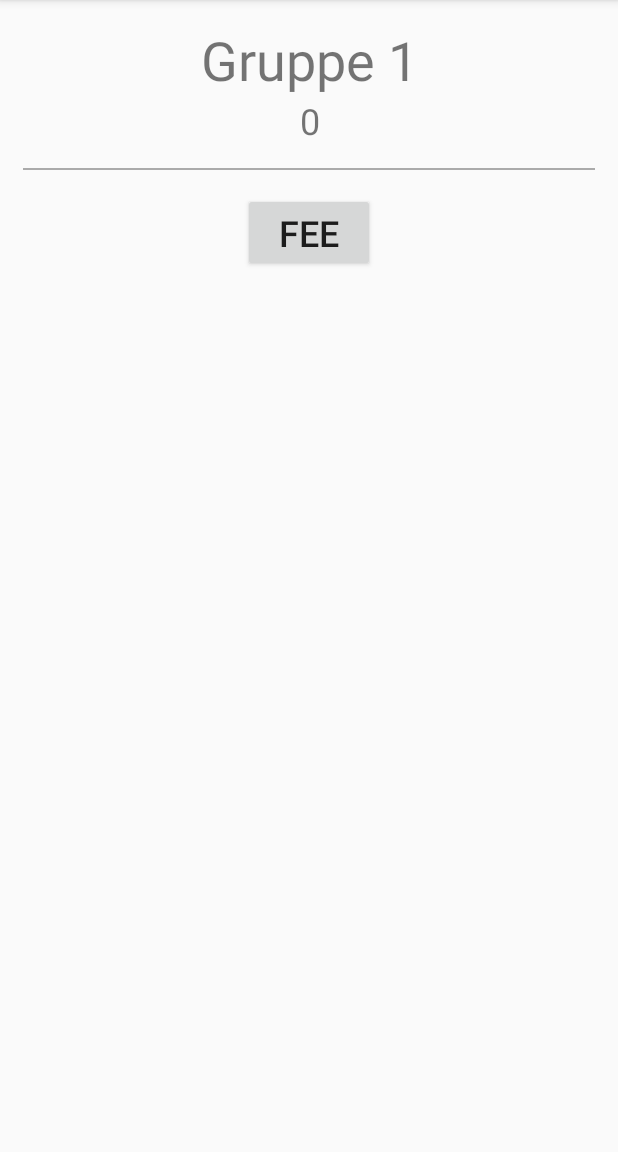
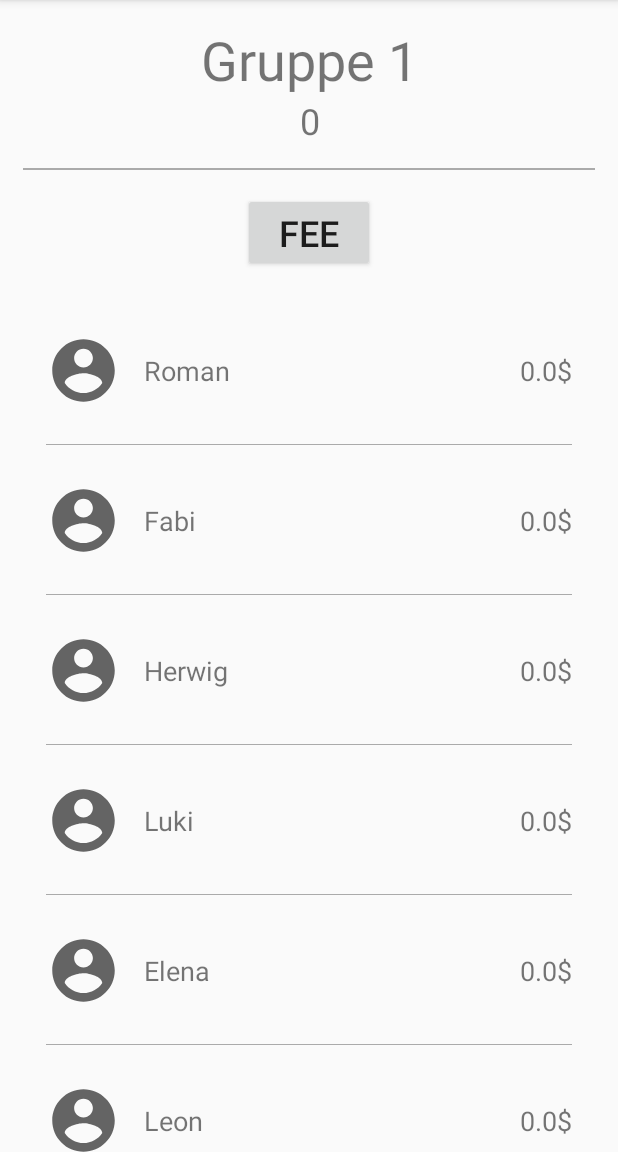
Before and after one commit to SgtGraf/Feeasy, an Android app: the screen it shows after launch (GroupActivity), after a tap on "Gruppe 1", on a phone screen of 412 x 824 dp, the part 84-1236 px from its top. Run offline under Robolectric (Android 15) with nearby library versions, the phone set to English and light mode, and no system bars.

Commit message:
Add AdapterView for GroupActivity

```diff
--- /dev/null
+++ b/app/src/main/java/com/example/feeasy/AdapterMembers.java
@@ -0,0 +1,67 @@
+package com.example.feeasy;
+
+import android.content.Context;
+import android.content.Intent;
+import android.view.LayoutInflater;
+import android.view.View;
+import android.view.ViewGroup;
+import android.widget.TextView;
+
+import androidx.annotation.NonNull;
+import androidx.recyclerview.widget.RecyclerView;
+
+import java.util.List;
+
+public class AdapterMembers extends RecyclerView.Adapter<AdapterMembers.ViewHolder>{
+
+    List<GroupMember> groupMembers;
+    Context context;
+
+    public AdapterMembers(Context ct, List<GroupMember> members) {
+        context = ct;
+        groupMembers = members;
+    }
+
+    public class ViewHolder extends RecyclerView.ViewHolder {
+
+        TextView memberName;
+        TextView memberFees;
+
+        public ViewHolder(@NonNull View itemView) {
+            super(itemView);
+            memberName = itemView.findViewById(R.id.memberName);
+            memberFees = itemView.findViewById(R.id.member_fee);
+        }
+    }
+
+    @NonNull
+    @Override
+    public AdapterMembers.ViewHolder onCreateViewHolder(@NonNull ViewGroup parent, int viewType) {
+        LayoutInflater inflater = LayoutInflater.from(context);
+        View view = inflater.inflate(R.layout.group_member, parent, false);
+        return new AdapterMembers.ViewHolder(view);
+    }
+
+
+    @Override
+    public void onBindViewHolder(@NonNull final AdapterMembers.ViewHolder holder, final int position) {
+        holder.memberName.setText(groupMembers.get(position).name);
+        holder.memberFees.setText(groupMembers.get(position).feeAmount + "$");
+        holder.memberName.setOnClickListener(new View.OnClickListener() {
+            Intent intent;
+            @Override
+            public void onClick(View view) {
+
+                Intent intent = new Intent(context, GroupActivity.class);
+                //intent.putExtra("id", groupMembers.get(position).id);
+
+                //context.startActivity(intent);
+            }
+        });
+    }
+
+    @Override
+    public int getItemCount() {
+        return groupMembers.size();
+    }
+}
--- a/app/src/main/java/com/example/feeasy/Group.java
+++ b/app/src/main/java/com/example/feeasy/Group.java
@@ -8,9 +8,9 @@ public class Group {
     List<GroupMember> members;
     int totalFees;
 
-    public Group(int id, String name, List<GroupMember> groupMembers, int totalFees) {
+    public Group(int id, String name, List<GroupMember> groupMembers) {
         this.id = id;
-        this.totalFees = totalFees;
+        totalFees = 0;
         groupName = name;
         members = groupMembers;
     }
--- a/app/src/main/java/com/example/feeasy/GroupActivity.java
+++ b/app/src/main/java/com/example/feeasy/GroupActivity.java
@@ -1,9 +1,12 @@
 package com.example.feeasy;
 
 import androidx.appcompat.app.AppCompatActivity;
+import androidx.recyclerview.widget.LinearLayoutManager;
+import androidx.recyclerview.widget.RecyclerView;
 
 import android.content.Intent;
 import android.os.Bundle;
+import android.util.Log;
 import android.widget.TextView;
 
 import java.util.ArrayList;
@@ -11,6 +14,7 @@ import java.util.List;
 
 public class GroupActivity extends AppCompatActivity {
 
+    RecyclerView recyclerView;
     @Override
     protected void onCreate(Bundle savedInstanceState) {
         super.onCreate(savedInstanceState);
@@ -29,5 +33,13 @@ public class GroupActivity extends AppCompatActivity {
         groupNameView.setText(group.groupName);
         totalAmtView.setText(Integer.toString(group.totalFees));
 
+        Log.i("Fees:", Integer.toString(group.totalFees));
+
+        assert GroupManager.getGroupPerID(id) != null;
+        AdapterMembers adapter = new AdapterMembers(this, GroupManager.getGroupPerID(id).members);
+        recyclerView = findViewById(R.id.group_recycler);
+        recyclerView.setAdapter(adapter);
+        recyclerView.setLayoutManager(new LinearLayoutManager(this));
+
     }
 }
--- a/app/src/main/java/com/example/feeasy/GroupManager.java
+++ b/app/src/main/java/com/example/feeasy/GroupManager.java
@@ -10,20 +10,16 @@ public class GroupManager {
         groups = groupList;
     }
 
-    public void addGroup(Group group){
+    public static void addGroup(Group group){
         groups.add(group);
     }
 
-    public void removeGroup(Group group){
+    public static void removeGroup(Group group){
         groups.remove(group);
     }
 
-    public List<Group> getGroups() {
+    public static List<Group> getGroups() {
         return groups;
-    }
-
-    public void setGroups(List<Group> groups) {
-        this.groups = groups;
     }
 
     public static Group getGroupPerID(int id){
@@ -34,4 +30,5 @@ public class GroupManager {
         }
         return null;
     }
+
 }
--- a/app/src/main/java/com/example/feeasy/GroupMember.java
+++ b/app/src/main/java/com/example/feeasy/GroupMember.java
@@ -1,11 +1,14 @@
 package com.example.feeasy;
 
 public class GroupMember {
+    int id;
     String name;
-    String feeAmount;
+    float feeAmount;
     boolean isAdmin;
 
-    public GroupMember(String name, boolean isAdmin) {
+    public GroupMember(String name, boolean isAdmin, int id) {
+        feeAmount = 0;
+        this.id = id;
         this.name = name;
         this.isAdmin = isAdmin;
     }
--- a/app/src/main/java/com/example/feeasy/HomeActivity.java
+++ b/app/src/main/java/com/example/feeasy/HomeActivity.java
@@ -32,16 +32,17 @@ public class HomeActivity extends AppCompatActivity {
 
 
         // Placeholder members
-        members.add(new GroupMember("Roman", true));
-        members.add(new GroupMember("Fabi", false));
-        members.add(new GroupMember("Herwig", false));
-        members.add(new GroupMember("Luki", false));
-        members.add(new GroupMember("Elena", false));
+        members.add(new GroupMember("Roman", true, 1));
+        members.add(new GroupMember("Fabi", false,2));
+        members.add(new GroupMember("Herwig", false,3));
+        members.add(new GroupMember("Luki", false,4));
+        members.add(new GroupMember("Elena", false,5));
+        members.add(new GroupMember("Leon", false,6));
 
-        gm.addGroup(new Group(0,"Gruppe 1", members, 0));
-        gm.addGroup(new Group(1,"Gruppe 2", members, 0));
-        gm.addGroup(new Group(2,"Gruppe 3", members, 0));
-        gm.addGroup(new Group(3,"Gruppe 4", members, 0));
+        GroupManager.addGroup(new Group(0,"Gruppe 1", members));
+        GroupManager.addGroup(new Group(1,"Gruppe 2", members));
+        GroupManager.addGroup(new Group(2,"Gruppe 3", members));
+        GroupManager.addGroup(new Group(3,"Gruppe 4", members));
 
 
         // Placeholder Groups
--- a/app/src/main/res/layout/activity_group.xml
+++ b/app/src/main/res/layout/activity_group.xml
@@ -51,6 +51,7 @@
         app:layout_constraintTop_toBottomOf="@+id/view" />
 
     <androidx.recyclerview.widget.RecyclerView
+        android:id="@+id/group_recycler"
         android:layout_width="0dp"
         android:layout_height="0dp"
         android:layout_marginLeft="15dp"
--- a/app/src/main/res/layout/group_member.xml
+++ b/app/src/main/res/layout/group_member.xml
@@ -28,7 +28,7 @@
         app:layout_constraintTop_toBottomOf="parent" />
 
     <TextView
-        android:id="@+id/textView"
+        android:id="@+id/memberName"
         android:layout_width="wrap_content"
         android:layout_height="wrap_content"
         android:layout_marginLeft="15dp"
@@ -39,7 +39,7 @@
         app:layout_constraintTop_toTopOf="@+id/imageView" />
 
     <TextView
-        android:id="@+id/textView2"
+        android:id="@+id/member_fee"
         android:layout_width="wrap_content"
         android:layout_height="wrap_content"
         android:layout_marginRight="15dp"
```
